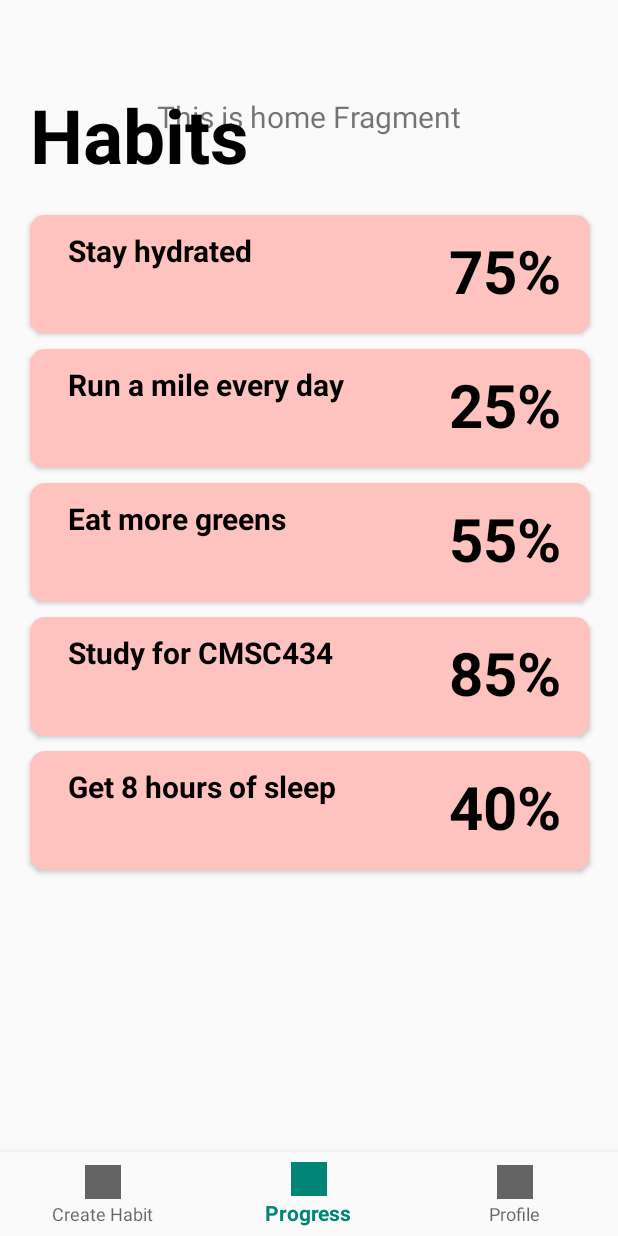
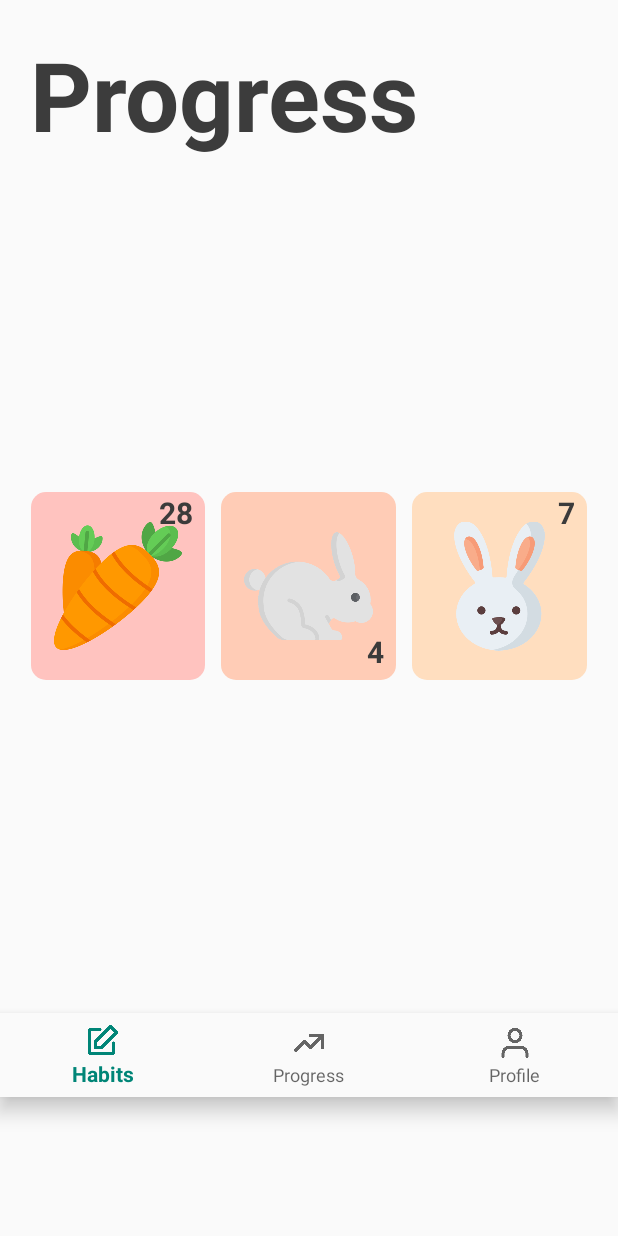
Before and after one commit to chichiben/Habit-Rabbit, an Android app: the screen it shows after launch (MainActivity), item 2 of the bottom bar chosen, on a phone screen of 412 x 824 dp. Run offline under Robolectric (Android 15) with nearby library versions, the phone set to English and light mode, and no system bars; our stand-ins replace navigation-ui.

Commit message:
progress page layout

```diff
--- a/app/build.gradle
+++ b/app/build.gradle
@@ -32,7 +32,7 @@ android {
 
 dependencies {
     implementation fileTree(dir: 'libs', include: ['*.jar'])
-    implementation"org.jetbrains.kotlin:kotlin-stdlib-jdk7:$kotlin_version"
+    implementation "org.jetbrains.kotlin:kotlin-stdlib-jdk7:$kotlin_version"
     implementation 'androidx.appcompat:appcompat:1.1.0'
     implementation 'androidx.core:core-ktx:1.0.2'
     implementation 'com.google.android.material:material:1.1.0'
@@ -43,7 +43,10 @@ dependencies {
     implementation 'androidx.lifecycle:lifecycle-extensions:2.2.0'
     implementation 'androidx.navigation:navigation-fragment-ktx:2.2.1'
     implementation 'androidx.navigation:navigation-ui-ktx:2.2.1'
+    implementation 'androidx.legacy:legacy-support-v4:1.0.0'
+    implementation 'androidx.lifecycle:lifecycle-viewmodel-ktx:2.2.0'
     testImplementation 'junit:junit:4.12'
     androidTestImplementation 'androidx.test:runner:1.2.0'
     androidTestImplementation 'androidx.test.espresso:espresso-core:3.2.0'
+
 }
--- a/app/src/main/java/com/example/habitrabbit/MainActivity.kt
+++ b/app/src/main/java/com/example/habitrabbit/MainActivity.kt
@@ -1,5 +1,6 @@
 package com.example.habitrabbit
 
+import android.annotation.SuppressLint
 import android.os.Bundle
 import android.view.MenuItem
 import android.view.Window
@@ -13,6 +14,7 @@ import androidx.navigation.ui.setupActionBarWithNavController
 import androidx.navigation.ui.setupWithNavController
 
 class MainActivity : AppCompatActivity() {
+    @SuppressLint("WrongViewCast")
     override fun onCreate(savedInstanceState: Bundle?) {
         super.onCreate(savedInstanceState)
         this.requestWindowFeature(Window.FEATURE_NO_TITLE);
@@ -41,12 +43,12 @@ class MainActivity : AppCompatActivity() {
             return@setOnNavigationItemSelectedListener when (item.itemId) {
                 R.id.navigation_createTask -> {
                     println(("Create Task"));
-                    // setContentView(VIEW HERE)
+                    super.onBackPressed();
                     true
                 }
                 R.id.navigation_progress -> {
                     println(("Progress"));
-                    // setContentView(VIEW HERE)
+                    setContentView(R.layout.fragment_progress)
                     true
                 }
                 R.id.navigation_profile -> {
--- /dev/null
+++ b/app/src/main/java/com/example/habitrabbit/ui/ProgressFragment.kt
@@ -0,0 +1,59 @@
+package com.example.habitrabbit.ui
+
+import androidx.lifecycle.ViewModelProviders
+import android.os.Bundle
+import androidx.fragment.app.Fragment
+import android.view.LayoutInflater
+import android.view.MenuItem
+import android.view.View
+import android.view.ViewGroup
+import androidx.navigation.fragment.findNavController
+
+import com.example.habitrabbit.R
+import com.google.android.material.bottomnavigation.BottomNavigationView
+
+class ProgressFragment : Fragment() {
+
+    companion object {
+        fun newInstance() = ProgressFragment()
+    }
+
+    private lateinit var viewModel: ProgressViewModel
+
+    override fun onCreateView(
+        inflater: LayoutInflater, container: ViewGroup?,
+        savedInstanceState: Bundle?
+    ): View? {
+        val navView: BottomNavigationView = inflater.inflate(R.layout.fragment_progress, container, false).findViewById<BottomNavigationView>(R.id.nav_view)
+        // Setting listeners for the bottom nav panel.
+        navView.setOnNavigationItemSelectedListener { item: MenuItem ->
+            return@setOnNavigationItemSelectedListener when (item.itemId) {
+                R.id.navigation_createTask -> {
+                    println(("Create Task"));
+                    true
+                }
+                R.id.navigation_progress -> {
+                    println(("Progress"));
+                    true
+                }
+                R.id.navigation_profile -> {
+                    println(("Profile"));
+                    // setContentView(VIEW HERE)
+                    true
+                }
+                else -> false
+            }
+        }
+
+        return inflater.inflate(R.layout.fragment_progress, container, false)
+    }
+
+    override fun onActivityCreated(savedInstanceState: Bundle?) {
+        super.onActivityCreated(savedInstanceState)
+        viewModel = ViewModelProviders.of(this).get(ProgressViewModel::class.java)
+        // TODO: Use the ViewModel
+
+        val navBar = findNavController()
+    }
+
+}
--- /dev/null
+++ b/app/src/main/java/com/example/habitrabbit/ui/ProgressViewModel.kt
@@ -0,0 +1,7 @@
+package com.example.habitrabbit.ui
+
+import androidx.lifecycle.ViewModel
+
+class ProgressViewModel : ViewModel() {
+    // TODO: Implement the ViewModel
+}
--- a/app/src/main/java/com/example/habitrabbit/ui/habits/HabitsFragment.kt
+++ b/app/src/main/java/com/example/habitrabbit/ui/habits/HabitsFragment.kt
@@ -4,6 +4,7 @@ import android.os.Bundle
 import android.view.LayoutInflater
 import android.view.View
 import android.view.ViewGroup
+import android.widget.RelativeLayout
 import android.widget.TextView
 import androidx.fragment.app.Fragment
 import androidx.lifecycle.Observer
@@ -24,6 +25,19 @@ class HabitsFragment : Fragment() {
         habitsViewModel.text.observe(this, Observer {
             textView.text = it
         })
+
+
+        // Trying to get the "X" button to return to the home screen. not working atm
+        /*
+        val currentView = inflater.inflate(R.layout.fragment_habit, container, false)
+        val closeHabitButton = currentView.findViewById<RelativeLayout>(R.id.closeHabitButton)
+        closeHabitButton.setOnClickListener{
+            activity?.onBackPressed()
+            println("test")
+        }
+        */
+
         return root
     }
+
 }
--- /dev/null
+++ b/app/src/main/res/drawable/custom_button_1.xml
@@ -0,0 +1,6 @@
+<?xml version="1.0" encoding="utf-8"?>
+<shape xmlns:android="http://schemas.android.com/apk/res/android">
+
+    <corners android:radius="10dp" />
+    <solid android:color="#FFC3BF" />
+</shape>
--- /dev/null
+++ b/app/src/main/res/drawable/custom_button_2.xml
@@ -0,0 +1,6 @@
+<?xml version="1.0" encoding="utf-8"?>
+<shape xmlns:android="http://schemas.android.com/apk/res/android">
+
+    <corners android:radius="10dp" />
+    <solid android:color="#FFCCB6" />
+</shape>
--- /dev/null
+++ b/app/src/main/res/drawable/custom_button_3.xml
@@ -0,0 +1,6 @@
+<?xml version="1.0" encoding="utf-8"?>
+<shape xmlns:android="http://schemas.android.com/apk/res/android">
+
+    <corners android:radius="10dp" />
+    <solid android:color="#FFDEBF" />
+</shape>
--- a/app/src/main/res/layout/activity_main.xml
+++ b/app/src/main/res/layout/activity_main.xml
@@ -4,8 +4,7 @@
     xmlns:tools="http://schemas.android.com/tools"
     android:id="@+id/container"
     android:layout_width="match_parent"
-    android:layout_height="match_parent"
-    android:paddingTop="?attr/actionBarSize">
+    android:layout_height="match_parent">
 
 
     <com.google.android.material.bottomnavigation.BottomNavigationView
@@ -53,9 +52,10 @@
             android:layout_height="wrap_content"
             android:layout_marginStart="20dp"
             android:layout_marginLeft="20dp"
+            android:layout_marginTop="20dp"
             android:layout_marginBottom="10dp"
             android:text="@string/habits"
-            android:textColor="#000000"
+            android:textColor="#3C3C3C"
             android:textSize="50sp"
             android:textStyle="bold" />
 
@@ -99,7 +99,7 @@
                 android:layout_toLeftOf="@+id/habit1Percentage"
                 android:text="Stay hydrated"
 
-                android:textColor="#000000"
+                android:textColor="#3C3C3C"
 
 
                 android:textSize="20sp"
@@ -117,7 +117,7 @@
                 android:layout_marginRight="14dp"
                 android:layout_marginBottom="10dp"
                 android:text="75%"
-                android:textColor="#000000"
+                android:textColor="#3C3C3C"
                 android:textSize="40sp"
                 android:textStyle="bold" />
 
@@ -160,7 +160,7 @@
                 android:layout_toLeftOf="@+id/habit2Percentage"
                 android:text="Run a mile every day"
 
-                android:textColor="#000000"
+                android:textColor="#3C3C3C"
 
 
                 android:textSize="20sp"
@@ -178,7 +178,7 @@
                 android:layout_marginRight="14dp"
                 android:layout_marginBottom="10dp"
                 android:text="25%"
-                android:textColor="#000000"
+                android:textColor="#3C3C3C"
                 android:textSize="40sp"
                 android:textStyle="bold" />
 
@@ -222,7 +222,7 @@
                 android:layout_toLeftOf="@+id/habit3Percentage"
                 android:text="Eat more greens"
 
-                android:textColor="#000000"
+                android:textColor="#3C3C3C"
 
 
                 android:textSize="20sp"
@@ -240,7 +240,7 @@
                 android:layout_marginRight="14dp"
                 android:layout_marginBottom="10dp"
                 android:text="55%"
-                android:textColor="#000000"
+                android:textColor="#3C3C3C"
                 android:textSize="40sp"
                 android:textStyle="bold" />
 
@@ -264,7 +264,7 @@
 
             android:textAllCaps="false"
 
-            android:textColor="#000000"
+            android:textColor="#3C3C3C"
             android:textSize="20sp">
 
             <TextView
@@ -284,7 +284,7 @@
                 android:layout_toLeftOf="@+id/habit4Percentage"
                 android:text="Study for CMSC434"
 
-                android:textColor="#000000"
+                android:textColor="#3C3C3C"
 
 
                 android:textSize="20sp"
@@ -302,7 +302,7 @@
                 android:layout_marginRight="14dp"
                 android:layout_marginBottom="10dp"
                 android:text="85%"
-                android:textColor="#000000"
+                android:textColor="#3C3C3C"
                 android:textSize="40sp"
                 android:textStyle="bold" />
 
@@ -346,7 +346,7 @@
                 android:layout_toLeftOf="@+id/habit5Percentage"
                 android:text="Get 8 hours of sleep"
 
-                android:textColor="#000000"
+                android:textColor="#3C3C3C"
 
 
                 android:textSize="20sp"
@@ -364,7 +364,7 @@
                 android:layout_marginRight="14dp"
                 android:layout_marginBottom="10dp"
                 android:text="40%"
-                android:textColor="#000000"
+                android:textColor="#3C3C3C"
                 android:textSize="40sp"
                 android:textStyle="bold" />
 
--- a/app/src/main/res/layout/fragment_habit.xml
+++ b/app/src/main/res/layout/fragment_habit.xml
@@ -2,6 +2,7 @@
 <androidx.constraintlayout.widget.ConstraintLayout
     xmlns:android="http://schemas.android.com/apk/res/android"
     xmlns:app="http://schemas.android.com/apk/res-auto"
+    xmlns:tools="http://schemas.android.com/tools"
     android:layout_width="match_parent"
     android:layout_height="match_parent">
 
@@ -23,21 +24,24 @@
 
         <TableRow
             android:layout_width="fill_parent"
-            android:layout_height="wrap_content">
+            android:layout_height="wrap_content"
+            android:clickable="false">
+
             <ImageView
-                android:id="@+id/imageView6"
+                android:id="@+id/closeHabitButton"
                 android:layout_width="wrap_content"
                 android:layout_height="wrap_content"
-                app:srcCompat="@drawable/exit_habit_icon"
+                android:clickable="true"
                 android:paddingLeft="20dp"
-                android:paddingRight="275dp" />
+                android:paddingRight="275dp"
+                app:srcCompat="@drawable/exit_habit_icon" />
 
             <ImageView
                 android:id="@+id/imageView7"
                 android:layout_width="wrap_content"
                 android:layout_height="wrap_content"
-                app:srcCompat="@drawable/edit_habit_icon"
-                android:paddingRight="15dp"/>
+                android:paddingRight="15dp"
+                app:srcCompat="@drawable/edit_habit_icon" />
         </TableRow>
 
         <RelativeLayout
@@ -71,7 +75,7 @@
                 android:layout_marginTop="0dp"
                 android:layout_marginEnd="95dp"
                 android:layout_marginRight="95dp"
-                android:text="Drink Water"
+                android:text="Stay hydrated"
                 android:textAppearance="@style/TextAppearance.AppCompat.Display1"
                 android:textStyle="bold" />
 
--- /dev/null
+++ b/app/src/main/res/layout/fragment_progress.xml
@@ -0,0 +1,159 @@
+<?xml version="1.0" encoding="utf-8"?>
+<androidx.constraintlayout.widget.ConstraintLayout xmlns:android="http://schemas.android.com/apk/res/android"
+    xmlns:app="http://schemas.android.com/apk/res-auto"
+    xmlns:tools="http://schemas.android.com/tools"
+    android:id="@+id/progress_container"
+    android:layout_width="match_parent"
+    android:layout_height="match_parent">
+
+    <LinearLayout
+        android:layout_width="match_parent"
+        android:layout_height="match_parent"
+        android:orientation="vertical">
+
+        <LinearLayout
+            android:id="@+id/linearLayout"
+            android:layout_width="match_parent"
+            android:layout_height="675dp"
+            android:orientation="vertical">
+
+            <TextView
+                android:id="@+id/title2"
+                android:layout_width="wrap_content"
+                android:layout_height="wrap_content"
+                android:layout_marginStart="20dp"
+                android:layout_marginLeft="20dp"
+                android:layout_marginTop="20dp"
+                android:text="@string/title_progress"
+                android:textColor="#3C3C3C"
+                android:textSize="64sp"
+                android:textStyle="bold" />
+
+            <LinearLayout
+                android:layout_width="match_parent"
+                android:layout_height="match_parent"
+                android:layout_gravity="center_vertical"
+                android:gravity="center_vertical"
+                android:orientation="vertical">
+
+                <LinearLayout
+                    android:layout_width="match_parent"
+                    android:layout_height="125dp"
+                    android:layout_gravity="center_vertical"
+                    android:orientation="horizontal"
+                    android:paddingLeft="15dp"
+                    android:paddingRight="15dp">
+
+                    <androidx.constraintlayout.widget.ConstraintLayout
+                        android:id="@+id/frameLayout"
+                        android:layout_width="0dp"
+                        android:layout_height="match_parent"
+                        android:layout_marginLeft="5dp"
+                        android:layout_marginRight="5dp"
+                        android:layout_weight="1"
+                        android:background="@drawable/custom_button_1">
+
+                        <TextView
+                            android:id="@+id/textView2"
+                            android:layout_width="wrap_content"
+                            android:layout_height="wrap_content"
+                            android:layout_marginEnd="8dp"
+                            android:layout_marginRight="8dp"
+                            android:text="28"
+                            android:textColor="#3B3B3B"
+                            android:textSize="20dp"
+                            android:textStyle="bold"
+                            app:layout_constraintEnd_toEndOf="parent"
+                            tools:layout_editor_absoluteY="93dp" />
+
+                        <ImageView
+                            android:id="@+id/imageView2"
+                            android:layout_width="wrap_content"
+                            android:layout_height="wrap_content"
+                            android:padding="15dp"
+                            app:layout_constraintEnd_toEndOf="parent"
+                            app:layout_constraintStart_toStartOf="parent"
+                            app:srcCompat="@drawable/carrots" />
+
+                    </androidx.constraintlayout.widget.ConstraintLayout>
+
+                    <androidx.constraintlayout.widget.ConstraintLayout
+                        android:id="@+id/frameLayout4"
+                        android:layout_width="0dp"
+                        android:layout_height="match_parent"
+                        android:layout_marginLeft="5dp"
+                        android:layout_marginRight="5dp"
+                        android:layout_weight="1"
+                        android:background="@drawable/custom_button_2">
+
+                        <TextView
+                            android:id="@+id/textView5"
+                            android:layout_width="wrap_content"
+                            android:layout_height="wrap_content"
+                            android:layout_marginEnd="8dp"
+                            android:layout_marginRight="8dp"
+                            android:layout_marginBottom="5dp"
+                            android:text="4"
+                            android:textColor="#3B3B3B"
+                            android:textSize="20dp"
+                            android:textStyle="bold"
+                            app:layout_constraintBottom_toBottomOf="parent"
+                            app:layout_constraintEnd_toEndOf="parent" />
+
+                        <ImageView
+                            android:id="@+id/imageView3"
+                            android:layout_width="wrap_content"
+                            android:layout_height="wrap_content"
+                            android:padding="15dp"
+                            app:srcCompat="@drawable/rabbit" />
+                    </androidx.constraintlayout.widget.ConstraintLayout>
+
+                    <androidx.constraintlayout.widget.ConstraintLayout
+                        android:id="@+id/frameLayout5"
+                        android:layout_width="0dp"
+                        android:layout_height="match_parent"
+                        android:layout_marginLeft="5dp"
+                        android:layout_marginRight="5dp"
+                        android:layout_weight="1"
+                        android:background="@drawable/custom_button_3">
+
+                        <TextView
+                            android:id="@+id/textView6"
+                            android:layout_width="wrap_content"
+                            android:layout_height="wrap_content"
+                            android:layout_marginEnd="8dp"
+                            android:layout_marginRight="8dp"
+                            android:text="7"
+                            android:textColor="#3B3B3B"
+                            android:textSize="20dp"
+                            android:textStyle="bold"
+                            app:layout_constraintEnd_toEndOf="parent"
+                            tools:layout_editor_absoluteY="93dp" />
+
+                        <ImageView
+                            android:id="@+id/imageView4"
+                            android:layout_width="wrap_content"
+                            android:layout_height="wrap_content"
+                            android:padding="15dp"
+                            app:srcCompat="@drawable/rabbit_profile" />
+                    </androidx.constraintlayout.widget.ConstraintLayout>
+
+                </LinearLayout>
+            </LinearLayout>
+
+        </LinearLayout>
+
+        <com.google.android.material.bottomnavigation.BottomNavigationView
+            android:id="@+id/nav_view"
+            android:layout_width="wrap_content"
+            android:layout_height="wrap_content"
+            android:background="?android:attr/windowBackground"
+            app:menu="@menu/bottom_nav_menu"
+
+            >
+
+        </com.google.android.material.bottomnavigation.BottomNavigationView>
+
+    </LinearLayout>
+
+</androidx.constraintlayout.widget.ConstraintLayout>
--- a/app/src/main/res/menu/bottom_nav_menu.xml
+++ b/app/src/main/res/menu/bottom_nav_menu.xml
@@ -3,17 +3,17 @@
 
     <item
         android:id="@+id/navigation_createTask"
-        android:icon="@drawable/create_task_icon"
-        android:title="@string/title_createHabit" />
+        android:icon="@drawable/edit"
+        android:title="@string/title_habits" />
 
     <item
         android:id="@+id/navigation_progress"
-        android:icon="@drawable/progress_icon"
+        android:icon="@drawable/progress"
         android:title="@string/title_progress" />
 
     <item
         android:id="@+id/navigation_profile"
-        android:icon="@drawable/profile_icon"
+        android:icon="@drawable/user"
         android:title="@string/title_profile" />
 
 </menu>
--- a/app/src/main/res/values/strings.xml
+++ b/app/src/main/res/values/strings.xml
@@ -4,4 +4,5 @@
     <string name="title_progress">Progress</string>
     <string name="title_profile">Profile</string>
     <string name="habits">Habits</string>
+    <string name="title_habits">Habits</string>
 </resources>
```
Also changed, not shown: app/src/main/res/drawable-v24/carrots.png (added), app/src/main/res/drawable-v24/edit.png (added), app/src/main/res/drawable-v24/progress.png (added), app/src/main/res/drawable-v24/rabbit.png (added), app/src/main/res/drawable-v24/rabbit_profile.png (added), app/src/main/res/drawable-v24/user.png (added).
